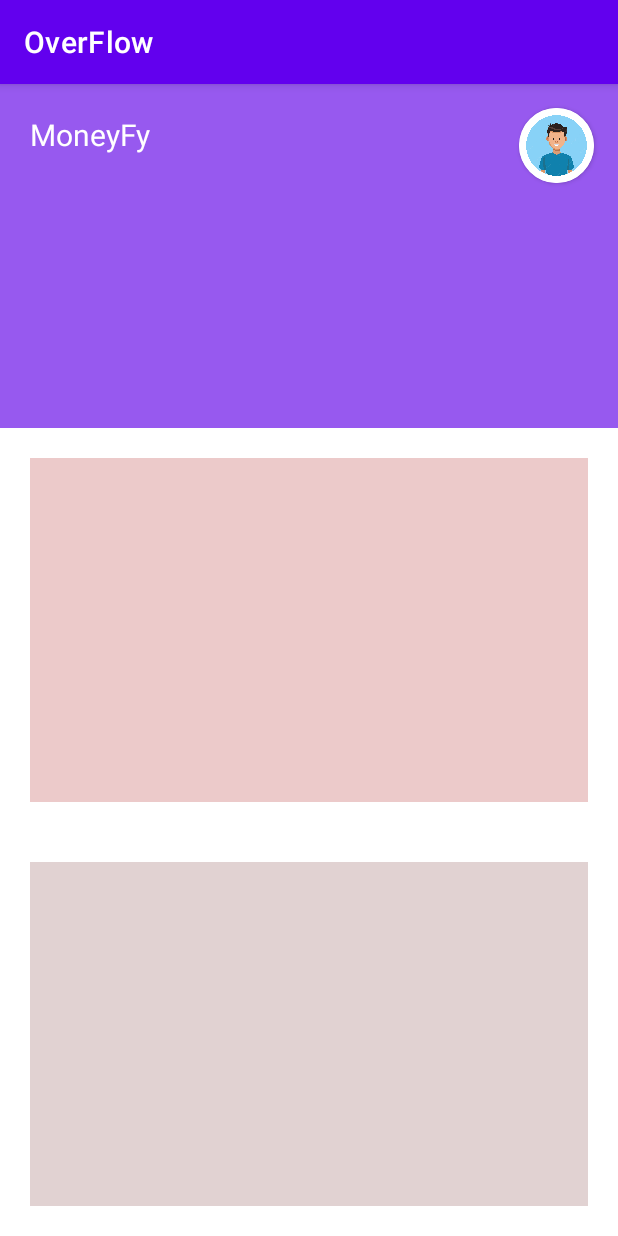
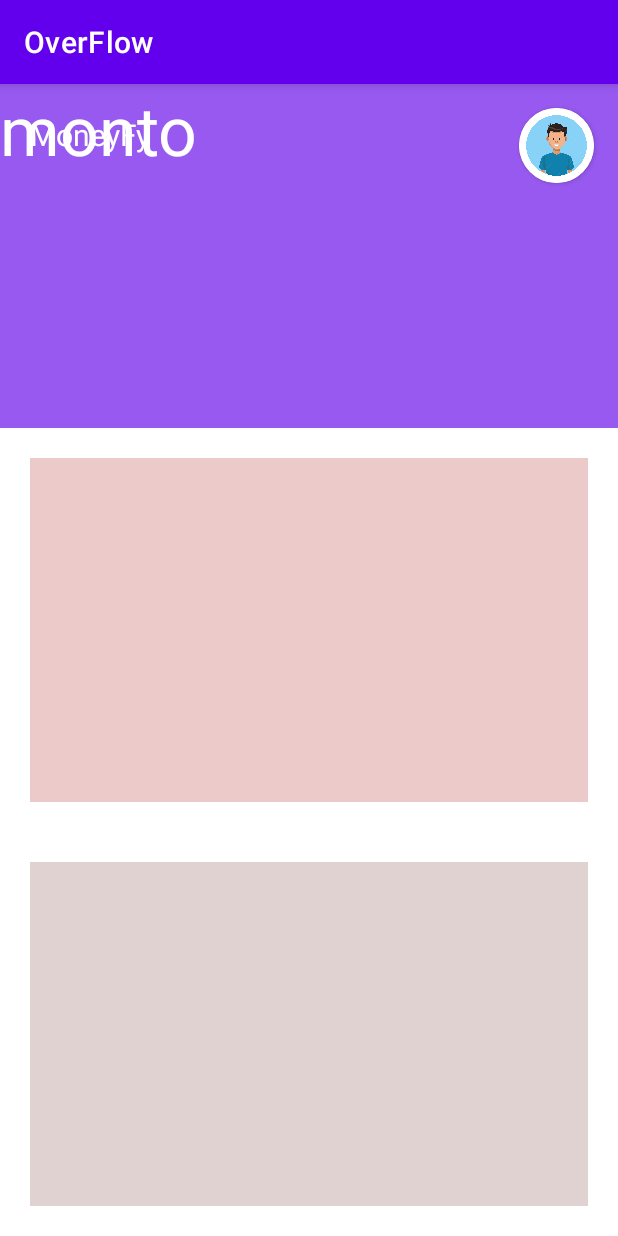
Before and after one commit to KatUrdi/OverFlow-, an Android app: the screen it shows after launch (MainActivity), on a phone screen of 412 x 824 dp. Run offline under Robolectric (Android 15) with nearby library versions, the phone set to English and light mode, and no system bars.

Commit message:
first activity, second textView , Katzumi & Brenda

```diff
--- a/app/src/main/res/layout/activity_main.xml
+++ b/app/src/main/res/layout/activity_main.xml
@@ -60,13 +60,21 @@
             app:cardCornerRadius="50dp"
             app:layout_constraintRight_toRightOf="parent"
             app:layout_constraintTop_toTopOf="parent">
-
             <ImageView
                 android:layout_width="match_parent"
                 android:layout_height="match_parent"
                 android:src="@drawable/fotodeperfil" />
+        </androidx.cardview.widget.CardView>
 
-        </androidx.cardview.widget.CardView>
+        <TextView
+            android:id="@+id/textView_monto"
+            android:layout_width="wrap_content"
+            android:layout_height="wrap_content"
+            android:text="monto"
+            android:textColor="#ffffff"
+            android:textSize="45sp"
+            app:layout_constraintTop_toTopOf="parent"
+            app:layout_constraintLeft_toLeftOf="parent"/>
 
 
     </androidx.constraintlayout.widget.ConstraintLayout>
```
